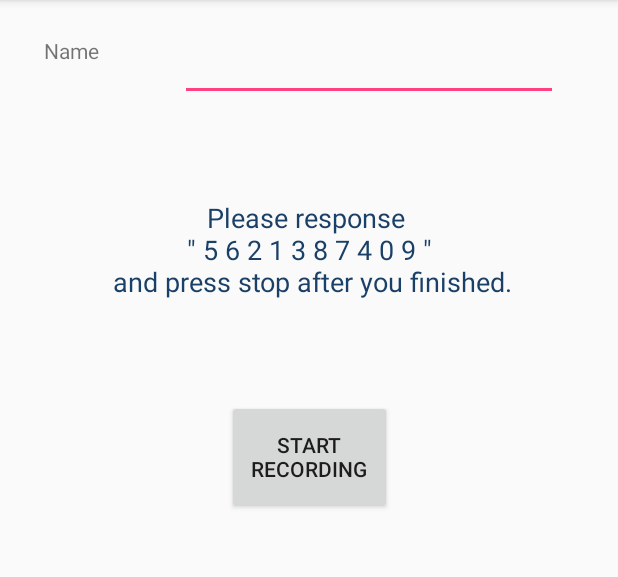
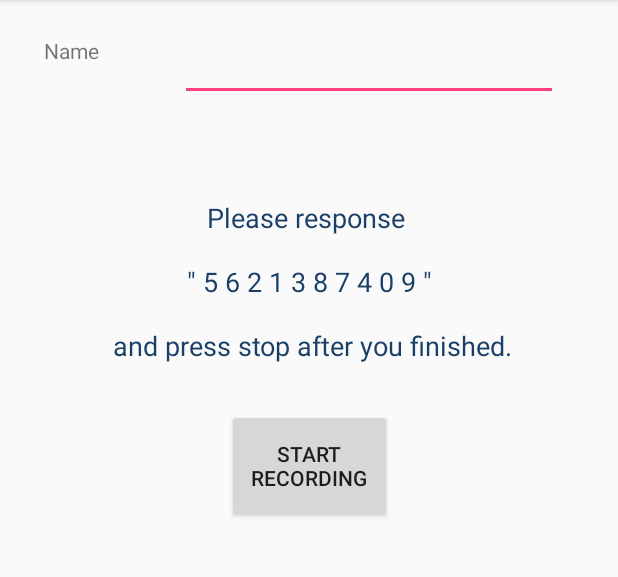
Before and after one commit to ra2637/voice_recognition, an Android app: the AddUserActivity screen opened directly, with no data from a screen before it, on a phone screen of 412 x 824 dp, the part 84-661 px from its top. Run offline under Robolectric (Android 15) with nearby library versions, the phone set to English and light mode, and no system bars; 1 statement that could not run was skipped.

Commit message:
add progress bar in add user, after the user click stop recording

```diff
--- a/Application/src/main/java/uw/ytchang/vaguard/AddUserActivity.java
+++ b/Application/src/main/java/uw/ytchang/vaguard/AddUserActivity.java
@@ -6,6 +6,7 @@ import android.util.Log;
 import android.view.View;
 import android.widget.Button;
 import android.widget.EditText;
+import android.widget.ProgressBar;
 import android.widget.TextView;
 
 import org.json.JSONObject;
@@ -18,6 +19,7 @@ public class AddUserActivity extends AppCompatActivity implements View.OnClickLi
     private Button record_btn;
     private EditText user_name;
     private TextView error_line, guide_line;
+    private ProgressBar spinner;
     private AlizeVoiceRecognizerManager alizeVoiceRecognizerManager;
     private AzureVoiceRecognizerManager2 azureVoiceRecognizerManager;
     private AudioRecorderManager audioRecorderManager;
@@ -41,7 +43,10 @@ public class AddUserActivity extends AppCompatActivity implements View.OnClickLi
         user_name.setText("");
         error_line = (TextView) findViewById(R.id.add_user_error_line);
         guide_line = (TextView) findViewById(R.id.add_user_guide_line);
-        guide_line.setText("Please response \n\" 5 6 2 1 3 8 7 4 0 9 \"\n and press stop after you finished.");
+        spinner = (ProgressBar) findViewById(R.id.progress_loader);
+        spinner.setVisibility(View.GONE);
+
+        guide_line.setText("Please response \n\n\" 5 6 2 1 3 8 7 4 0 9 \"\n\n and press stop after you finished.");
     }
 
     private void setClickListeners() {
@@ -81,8 +86,9 @@ public class AddUserActivity extends AppCompatActivity implements View.OnClickLi
                     error_line.setText("");
                 }else{
                     // TODO: stop recording process and create user in alize
+                    spinner.setVisibility(View.VISIBLE);
+                    record_btn.setEnabled(false);
                     audioRecorderManager.stopRecording();
-//                    alizeVoiceRecognizerManager.addSpeaker(speakerName, outputFile);
 
                     String wavOutputFile = azureVoiceRecognizerManager.getSpeakersAudioFolder()+"/"+speakerName+".wav";
                     audioRecorderManager.createWavFile(outputFile, wavOutputFile);
@@ -98,10 +104,12 @@ public class AddUserActivity extends AppCompatActivity implements View.OnClickLi
                             guide_line.setText("Added user "+ speakerName + " to the system.");
                             record_btn.setText(getString(R.string.start_recording));
                         }
-                    } catch (InterruptedException e) {
+                    } catch (InterruptedException|ExecutionException e) {
                         e.printStackTrace();
-                    } catch (ExecutionException e) {
-                        e.printStackTrace();
+                        error_line.setText("Internal error.");
+                    } finally {
+                        record_btn.setEnabled(true);
+                        spinner.setVisibility(View.GONE);
                     }
 
                 }
--- a/Application/src/main/res/layout/activity_add_user.xml
+++ b/Application/src/main/res/layout/activity_add_user.xml
@@ -35,7 +35,7 @@
         android:id="@+id/record_btn"
         android:layout_width="110dp"
         android:layout_height="76dp"
-        android:layout_marginTop="48dp"
+        android:layout_marginTop="16dp"
         android:text="Button"
         app:layout_constraintEnd_toEndOf="parent"
         app:layout_constraintLeft_toLeftOf="parent"
@@ -49,7 +49,7 @@
         android:layout_height="41dp"
         android:layout_marginTop="8dp"
         android:textAlignment="viewStart"
-        android:textColor="#1a4067"
+        android:textColor="@color/colorAccent"
         android:textSize="14sp"
         app:layout_constraintEnd_toEndOf="parent"
         app:layout_constraintLeft_toLeftOf="parent"
@@ -60,7 +60,7 @@
     <TextView
         android:id="@+id/add_user_guide_line"
         android:layout_width="300dp"
-        android:layout_height="86dp"
+        android:layout_height="124dp"
         android:layout_marginTop="16dp"
         android:textAlignment="center"
         android:textColor="#1a4067"
@@ -70,4 +70,17 @@
         app:layout_constraintRight_toRightOf="parent"
         app:layout_constraintStart_toStartOf="parent"
         app:layout_constraintTop_toBottomOf="@+id/add_user_error_line" />
+
+
+    <ProgressBar
+        android:id="@+id/progress_loader"
+        style="?android:attr/progressBarStyleLarge"
+        android:layout_width="170dp"
+        android:layout_height="138dp"
+        android:layout_centerHorizontal="true"
+        android:layout_marginBottom="16dp"
+        app:layout_constraintBottom_toBottomOf="parent"
+        app:layout_constraintLeft_toLeftOf="parent"
+        app:layout_constraintRight_toRightOf="parent" />
+
 </android.support.constraint.ConstraintLayout>
--- a/Application/src/main/res/values/colors.xml
+++ b/Application/src/main/res/values/colors.xml
@@ -2,5 +2,5 @@
 <resources>
     <color name="colorPrimary">#3F51B5</color>
     <color name="colorPrimaryDark">#303F9F</color>
-    <color name="colorAccent">#FF4081</color>
+    <color name="colorAccent">#ff4081</color>
 </resources>
```
